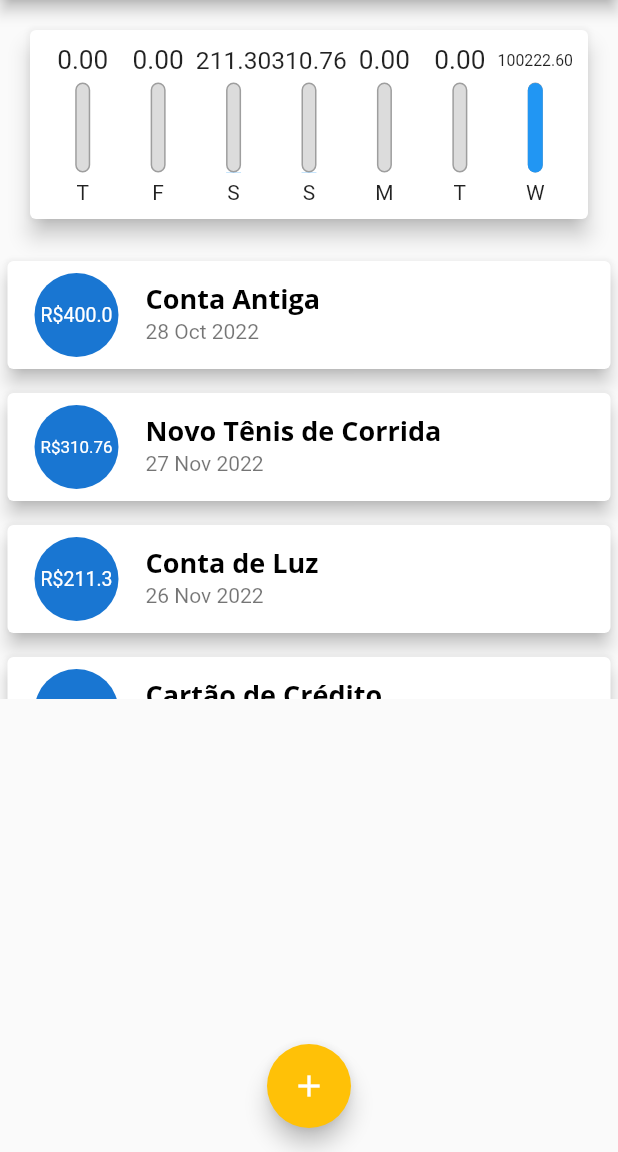
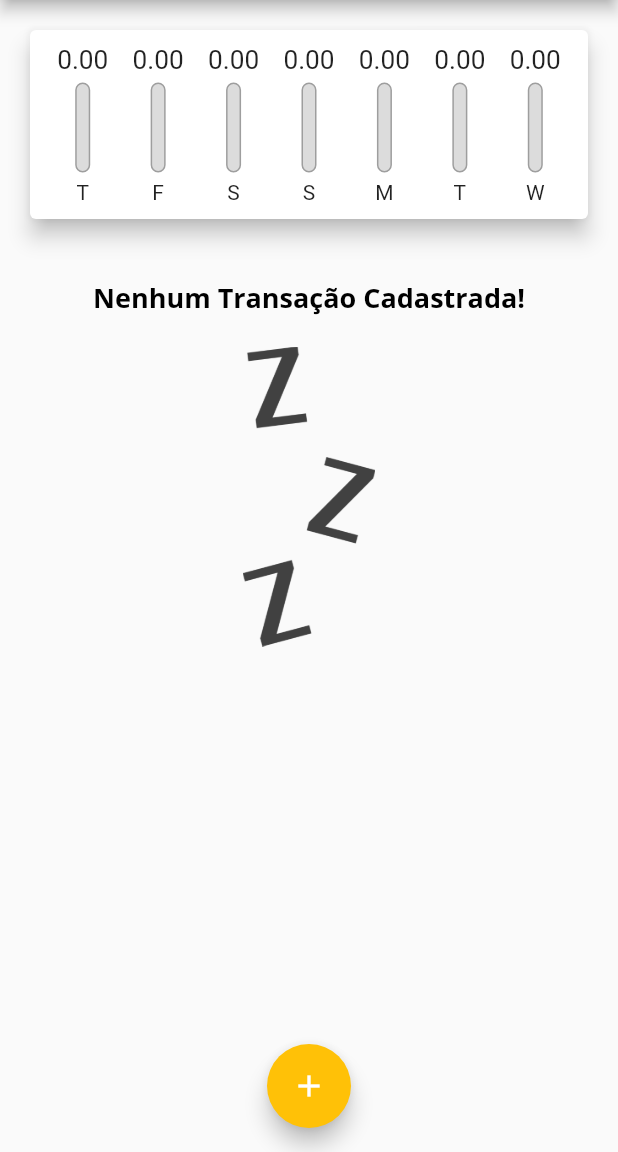
Before and after one commit to michelbaleeiro/expenses, a Flutter app: the screen it shows after launch, on a phone screen of 412 x 824 dp, the part 84-1236 px from its top. Run offline on Flutter 3.47's test engine with Material 2 defaults, Android fonts, the phone set to English and light mode, and no system bars.

Commit message:
133. Transação com Data

```diff
--- a/lib/components/chart.dart
+++ b/lib/components/chart.dart
@@ -54,7 +54,7 @@ class Chart extends StatelessWidget {
               child: ChartBar(
                 label: tr['day'] as String,
                 value: tr['value'] as double,
-                percentage: (tr['value'] as double) / _weekTotalValue,
+                percentage: _weekTotalValue == 0 ? 0 : (tr['value'] as double) / _weekTotalValue,
               ),
             );
           }).toList(),
--- a/lib/components/transaction_form.dart
+++ b/lib/components/transaction_form.dart
@@ -3,7 +3,7 @@ import 'package:intl/intl.dart';
 
 // ignore: use_key_in_widget_constructors
 class TransactionForm extends StatefulWidget {
-  final void Function(String, double) onSubmit;
+  final void Function(String, double, DateTime) onSubmit;
 
   const TransactionForm(this.onSubmit, {Key? key}) : super(key: key);
 
@@ -14,17 +14,17 @@ class TransactionForm extends StatefulWidget {
 class _TransactionFormState extends State<TransactionForm> {
   final _titleController = TextEditingController();
   final _valueController = TextEditingController();
-  DateTime? _selectedDate;
+  DateTime? _selectedDate = DateTime.now();
 
   _submitForm() {
     final title = _titleController.text;
     final value = double.tryParse(_valueController.text) ?? 0.0;
 
-    if (title.isEmpty || value <= 0) {
+    if (title.isEmpty || value <= 0 || _selectedDate==null) {
       return;
     }
 
-    widget.onSubmit(title, value);
+    widget.onSubmit(title, value, _selectedDate!);
   }
 
   _showDatePicker() {
--- a/lib/main.dart
+++ b/lib/main.dart
@@ -57,38 +57,7 @@ class MyHomePage extends StatefulWidget {
 }
 
 class _MyHomePageState extends State<MyHomePage> {
-  final List<Transaction> _transactions = [
-    Transaction(
-      id: 't0',
-      title: 'Conta Antiga',
-      value: 400.00,
-      date: DateTime.now().subtract(const Duration(days: 33)),
-    ),
-    Transaction(
-      id: 't1',
-      title: 'Novo Tênis de Corrida',
-      value: 310.76,
-      date: DateTime.now().subtract(const Duration(days: 3)),
-    ),
-    Transaction(
-      id: 't2',
-      title: 'Conta de Luz',
-      value: 211.30,
-      date: DateTime.now().subtract(const Duration(days: 4)),
-    ),
-    Transaction(
-      id: 't3',
-      title: 'Cartão de Crédito',
-      value: 100211.30,
-      date: DateTime.now(),
-    ),
-    Transaction(
-      id: 't4',
-      title: 'Lanche',
-      value: 11.30,
-      date: DateTime.now(),
-    ),
-  ];
+  final List<Transaction> _transactions = [];
   // ignore: unused_element
   List<Transaction>? get _recentTransactions {
     return _transactions.where((tr) {
@@ -98,12 +67,12 @@ class _MyHomePageState extends State<MyHomePage> {
     }).toList();
   }
 
-  _addTransaction(String title, double value) {
+  _addTransaction(String title, double value, DateTime date) {
     final newTransaction = Transaction(
       id: Random().nextDouble().toString(),
       title: title,
       value: value,
-      date: DateTime.now(),
+      date: date,
     );
 
     setState(() {
```
